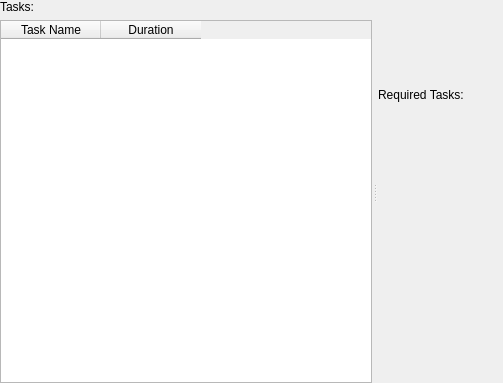
First picture: the form in kplato/kptperteditor.ui, repository KDE/calligra, before the edit.
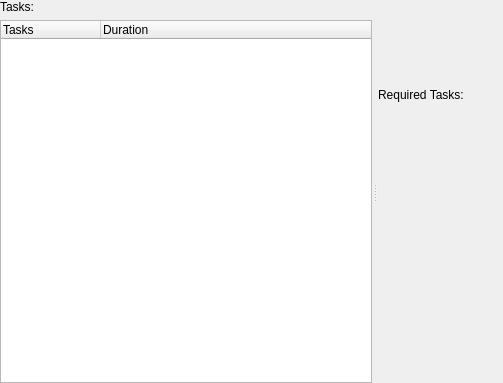
Second picture: the form after the edit. Custom widgets are drawn as their Qt base class.

Commit message: add drawing of the project's tasks in the pert editor

Diff of the .ui file:
```diff
--- a/kplato/kptperteditor.ui
+++ b/kplato/kptperteditor.ui
@@ -27,7 +27,7 @@
      <property name="handleWidth" >
       <number>6</number>
      </property>
-     <widget class="QWidget" name="" >
+     <widget class="QWidget" name="layoutWidget" >
       <layout class="QVBoxLayout" >
        <property name="margin" >
         <number>0</number>
@@ -43,10 +43,10 @@
         </widget>
        </item>
        <item>
-        <widget class="QTableWidget" name="tableTaskWidget" >
+        <widget class="QTreeWidget" name="tableTaskWidget" >
          <column>
           <property name="text" >
-           <string>Task Name</string>
+           <string>Tasks</string>
           </property>
          </column>
          <column>
@@ -58,7 +58,7 @@
        </item>
       </layout>
      </widget>
-     <widget class="QWidget" name="" >
+     <widget class="QWidget" name="layoutWidget" >
       <layout class="QVBoxLayout" >
        <property name="margin" >
         <number>0</number>
```
The commit also changes 2 other files.
